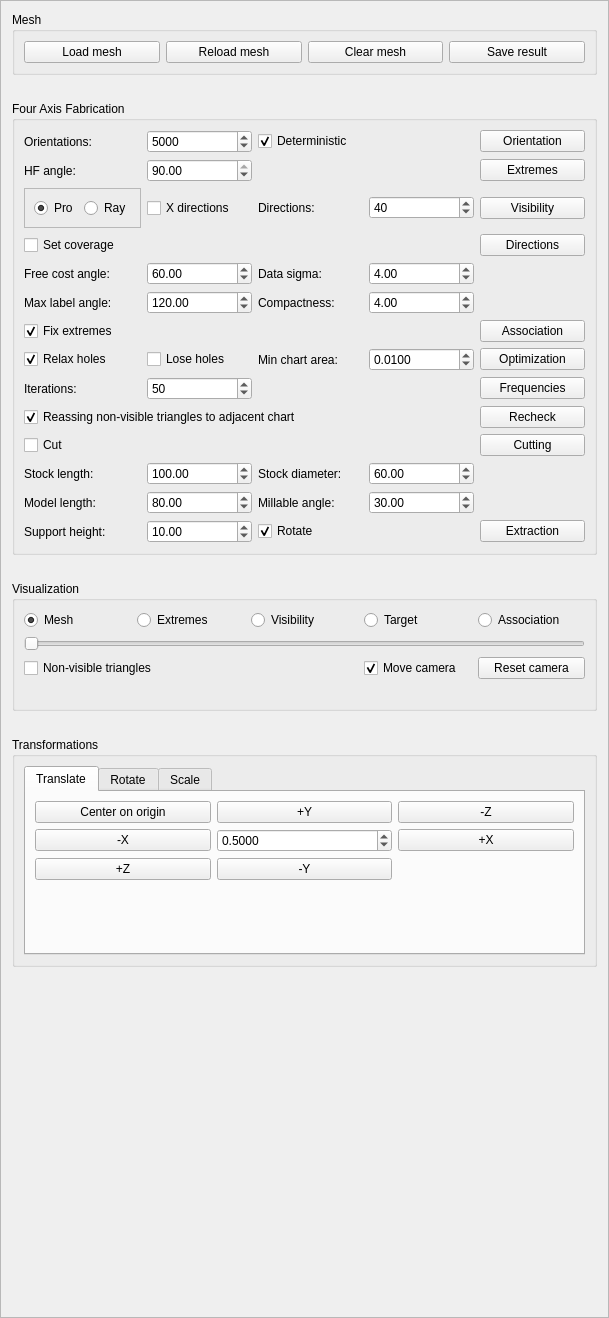
First picture: the form in GUI/managers/fouraxisfabricationmanager.ui, repository cg3hci/4AxisMilling, before the edit.
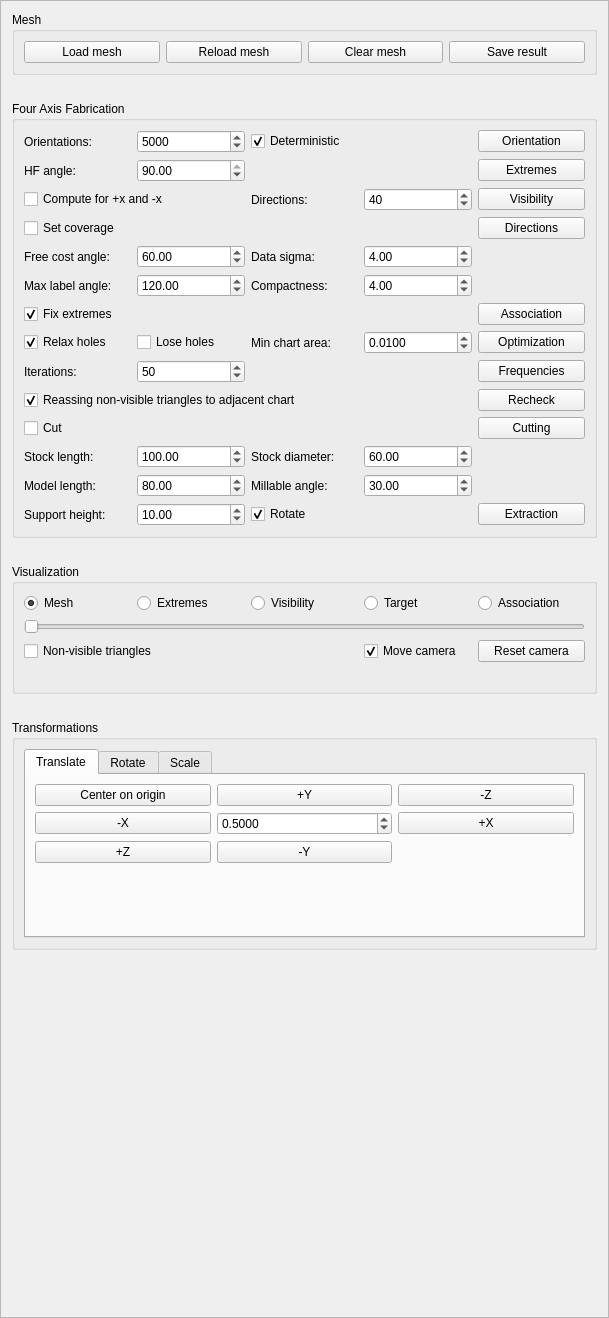
Second picture: the form after the edit.

Commit message: New visibility with opengl

Diff of the .ui file:
```diff
--- a/GUI/managers/fouraxisfabricationmanager.ui
+++ b/GUI/managers/fouraxisfabricationmanager.ui
@@ -392,13 +392,6 @@
         </property>
        </widget>
       </item>
-      <item row="4" column="2">
-       <widget class="QCheckBox" name="checkVisibilityXDirectionsCheckBox">
-        <property name="text">
-         <string>X directions</string>
-        </property>
-       </widget>
-      </item>
       <item row="4" column="3">
        <widget class="QLabel" name="checkVisibilityDirectionsLabel">
         <property name="text">
@@ -437,35 +430,6 @@
         </property>
        </widget>
       </item>
-      <item row="4" column="1">
-       <widget class="QFrame" name="checkVisibilityMethodFrame">
-        <property name="frameShape">
-         <enum>QFrame::StyledPanel</enum>
-        </property>
-        <property name="frameShadow">
-         <enum>QFrame::Raised</enum>
-        </property>
-        <layout class="QHBoxLayout" name="horizontalLayout">
-         <item>
-          <widget class="QRadioButton" name="checkVisibilityProjectionRadio">
-           <property name="text">
-            <string>Pro</string>
-           </property>
-           <property name="checked">
-            <bool>true</bool>
-           </property>
-          </widget>
-         </item>
-         <item>
-          <widget class="QRadioButton" name="checkVisibilityRayRadio">
-           <property name="text">
-            <string>Ray</string>
-           </property>
-          </widget>
-         </item>
-        </layout>
-       </widget>
-      </item>
       <item row="0" column="2">
        <widget class="QSpinBox" name="optimalOrientationOrientationsSpinBox">
         <property name="minimum">
@@ -822,6 +786,13 @@
         </property>
        </widget>
       </item>
+      <item row="4" column="1" colspan="2">
+       <widget class="QCheckBox" name="checkVisibilityXDirectionsCheckBox">
+        <property name="text">
+         <string>Compute for +x and -x</string>
+        </property>
+       </widget>
+      </item>
      </layout>
     </widget>
    </item>
```
The commit also changes 14 other files.
